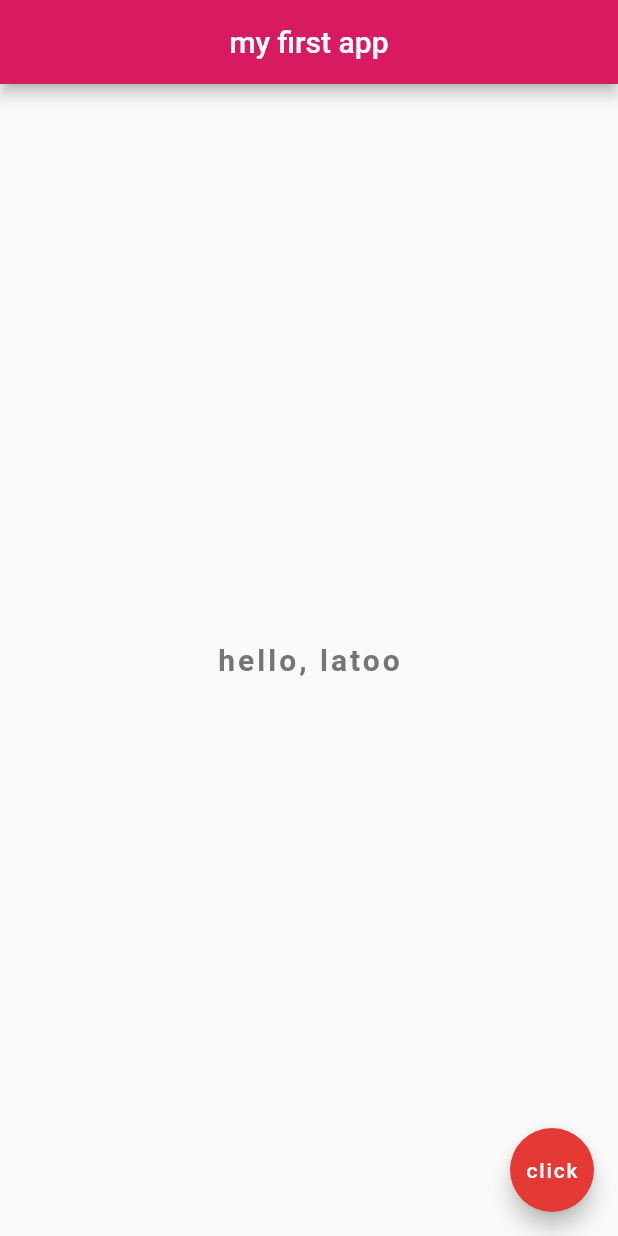
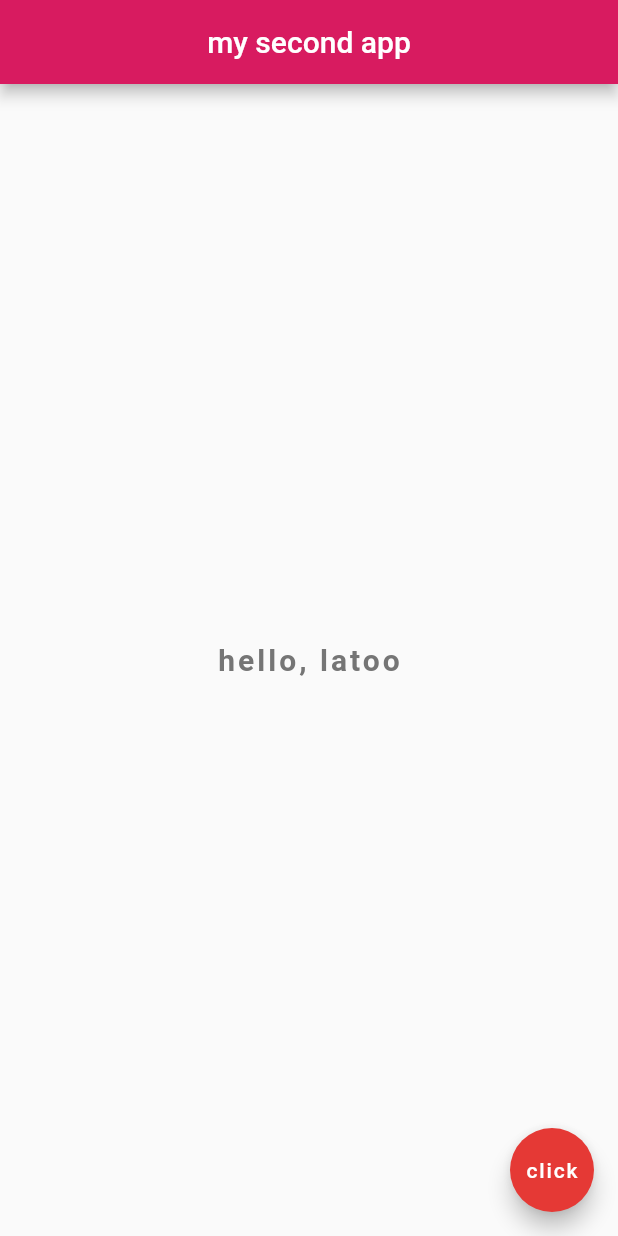
Before and after one commit to HukumBasnet/flutterStart, a Flutter app: the screen it shows after launch, on a phone screen of 412 x 824 dp. Run offline on Flutter 3.47's test engine with Material 2 defaults, Android fonts, the phone set to English and light mode, and no system bars; Roboto replaces fonts that are missing (IndieFlower).

Commit message:
add first widget

```diff
--- a/lib/main.dart
+++ b/lib/main.dart
@@ -1,9 +1,13 @@
 import 'package:flutter/material.dart';
 
-void main() => runApp(MaterialApp(
-      home: Scaffold(
+void main() => runApp(MaterialApp(home: Home()));
+
+class Home extends StatelessWidget {
+  @override
+  Widget build(BuildContext context) {
+    return Scaffold(
       appBar: AppBar(
-          title: Text('my first app'),
+        title: Text('my second app'),
         centerTitle: true,
         backgroundColor: Colors.pink[600],
       ),
@@ -20,5 +24,6 @@ void main() => runApp(MaterialApp(
         backgroundColor: Colors.red[600],
         child: Text('click'),
       ),
-      ),
-    ));
+    );
+  }
+}
```
Lines whose indentation alone changed are shown as unchanged.
